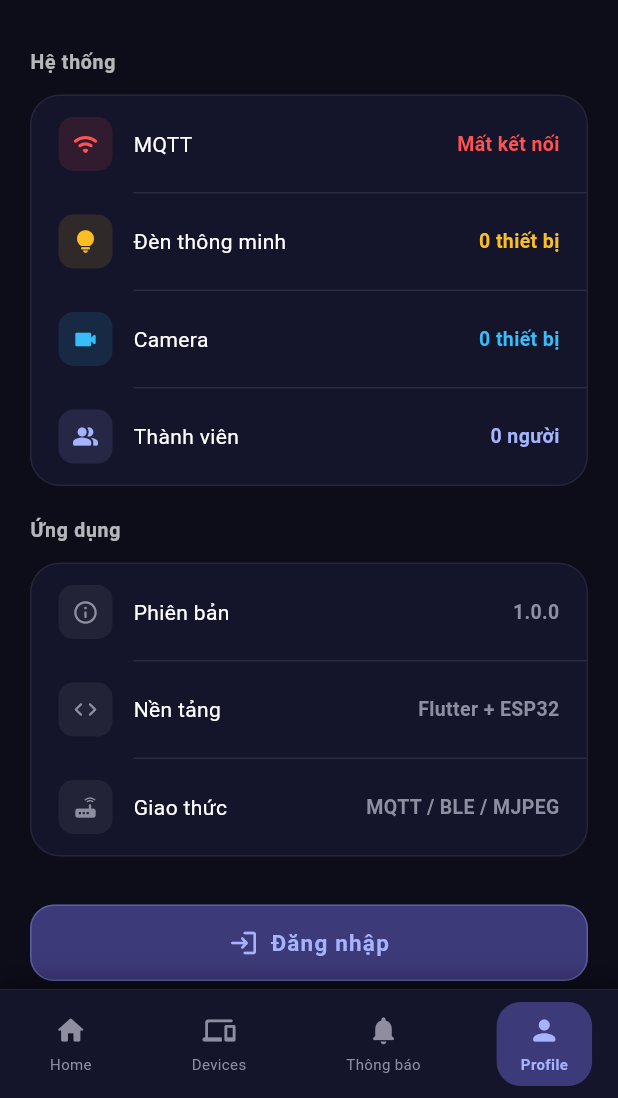
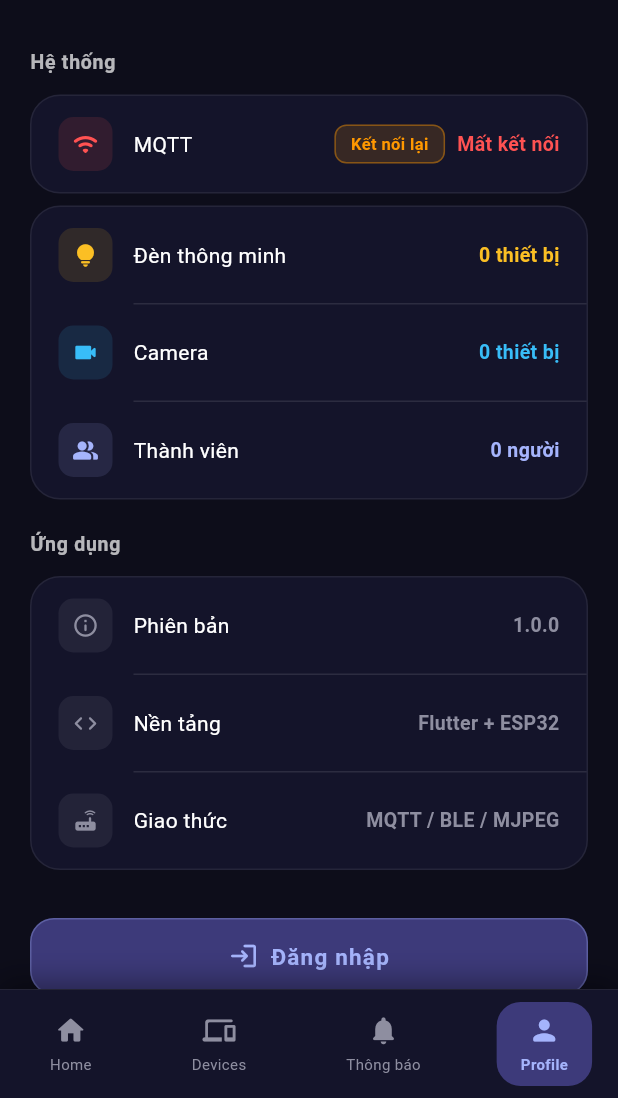
Before and after one commit to thinh1122/smart-home-esp32cam-app, a Flutter app: the screen it shows after launch, item 4 of the bottom bar chosen, on a phone screen of 412 x 824 dp, the part 138-1236 px from its top. Run offline on Flutter 3.47's test engine with Material 3 defaults, Android fonts, the phone set to English and light mode, and no system bars; our stand-ins replace flutter_blue_plus, flutter_local_notifications, image_picker, shared_preferences, sqflite; missing offline and left inert: bonsoir, mqtt_client, wifi_scan; accounts and stored records are empty; network calls fail.

Commit message:
Fix: MQTT reconnect tự động + publish retry + Profile MQTT status realtime
- MQTTService: connectionNotifier ValueNotifier để UI reactive
- publish() tự động reconnect và retry khi mất kết nối
- Retry delay giảm từ 5s → 3s
- Profile: MQTT tile dùng ValueListenableBuilder, có nút Kết nối lại
- Profile header status dot cũng reactive theo connectionNotifier

Co-Authored-By: Claude Sonnet 4.6 <noreply@anthropic.com>

```diff
--- a/FLUTTER/lib/presentation/screens/profile/profile_screen.dart
+++ b/FLUTTER/lib/presentation/screens/profile/profile_screen.dart
@@ -36,6 +36,11 @@ class _ProfileScreenState extends State<ProfileScreen> {
       _memberCount  = members.length;
       _mqttOk       = MQTTService().isConnected;
     });
+    // Nếu chưa kết nối thì thử kết nối
+    if (!_mqttOk) {
+      final ok = await MQTTService().connect();
+      if (mounted) setState(() => _mqttOk = ok);
+    }
   }
 
   // Bấm vào chip đèn → chọn phòng rồi navigate
@@ -107,13 +112,8 @@ class _ProfileScreenState extends State<ProfileScreen> {
             const SizedBox(height: 32),
             _sectionTitle('Hệ thống'),
             const SizedBox(height: 12),
+            _buildMqttTile(),
             _buildInfoCard([
-              _InfoTile(
-                icon: Icons.wifi_rounded,
-                label: 'MQTT',
-                value: _mqttOk ? 'Đã kết nối' : 'Mất kết nối',
-                color: _mqttOk ? AppColors.success : Colors.redAccent,
-              ),
               _InfoTile(
                 icon: Icons.lightbulb_rounded,
                 label: 'Đèn thông minh',
@@ -173,11 +173,14 @@ class _ProfileScreenState extends State<ProfileScreen> {
               const Text('Smart Home',
                   style: TextStyle(color: Colors.white, fontSize: 20, fontWeight: FontWeight.bold)),
               const SizedBox(height: 2),
-              Text(
-                _mqttOk ? '● Đang hoạt động' : '● Mất kết nối',
-                style: TextStyle(
-                  color: _mqttOk ? AppColors.success : Colors.redAccent,
-                  fontSize: 12, fontWeight: FontWeight.w600,
+              ValueListenableBuilder<bool>(
+                valueListenable: MQTTService().connectionNotifier,
+                builder: (_, connected, __) => Text(
+                  connected ? '● Đang hoạt động' : '● Mất kết nối',
+                  style: TextStyle(
+                    color: connected ? AppColors.success : Colors.redAccent,
+                    fontSize: 12, fontWeight: FontWeight.w600,
+                  ),
                 ),
               ),
             ],
@@ -188,6 +191,65 @@ class _ProfileScreenState extends State<ProfileScreen> {
           icon: const Icon(Icons.refresh_rounded, color: Colors.white38, size: 22),
         ),
       ],
+    );
+  }
+
+  Widget _buildMqttTile() {
+    return ValueListenableBuilder<bool>(
+      valueListenable: MQTTService().connectionNotifier,
+      builder: (_, connected, __) => Container(
+        margin: const EdgeInsets.only(bottom: 8),
+        decoration: BoxDecoration(
+          color: AppColors.card,
+          borderRadius: BorderRadius.circular(20),
+          border: Border.all(color: Colors.white.withOpacity(0.07)),
+        ),
+        child: Padding(
+          padding: const EdgeInsets.symmetric(horizontal: 18, vertical: 14),
+          child: Row(
+            children: [
+              Container(
+                width: 36, height: 36,
+                decoration: BoxDecoration(
+                  color: (connected ? AppColors.success : Colors.redAccent).withOpacity(0.12),
+                  borderRadius: BorderRadius.circular(10),
+                ),
+                child: Icon(Icons.wifi_rounded,
+                    color: connected ? AppColors.success : Colors.redAccent, size: 18),
+              ),
+              const SizedBox(width: 14),
+              const Expanded(child: Text('MQTT',
+                  style: TextStyle(color: Colors.white, fontSize: 14))),
+              if (!connected)
+                GestureDetector(
+                  onTap: () async {
+                    final ok = await MQTTService().connect();
+                    if (mounted) setState(() => _mqttOk = ok);
+                  },
+                  child: Container(
+                    padding: const EdgeInsets.symmetric(horizontal: 10, vertical: 4),
+                    margin: const EdgeInsets.only(right: 8),
+                    decoration: BoxDecoration(
+                      color: Colors.orange.withOpacity(0.15),
+                      borderRadius: BorderRadius.circular(8),
+                      border: Border.all(color: Colors.orange.withOpacity(0.4)),
+                    ),
+                    child: const Text('Kết nối lại',
+                        style: TextStyle(color: Colors.orange, fontSize: 11,
+                            fontWeight: FontWeight.bold)),
+                  ),
+                ),
+              Text(
+                connected ? 'Đã kết nối' : 'Mất kết nối',
+                style: TextStyle(
+                  color: connected ? AppColors.success : Colors.redAccent,
+                  fontSize: 13, fontWeight: FontWeight.w600,
+                ),
+              ),
+            ],
+          ),
+        ),
+      ),
     );
   }
 
```
Also changed, not shown: FLUTTER/lib/core/services/mqtt_service.dart (+26 -6 lines).
